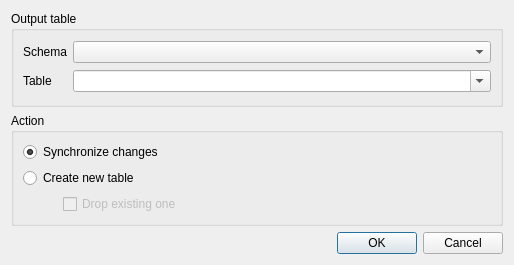
First picture: the form in python/plugins/db_manager/ui/DlgPublishTable.ui, repository peter-kolenic/QGIS, before the edit.
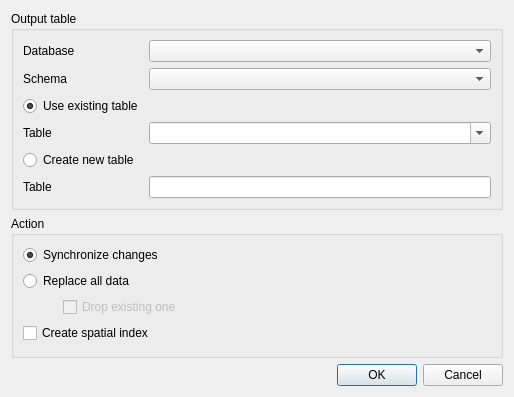
Second picture: the form after the edit.

Commit message: rozrobene - kopirovanie tabulky cez QgsVectorLayerImport.importLayer

What changed in the file:
```diff
--- a/python/plugins/db_manager/ui/DlgPublishTable.ui
+++ b/python/plugins/db_manager/ui/DlgPublishTable.ui
@@ -7,7 +7,7 @@
     <x>0</x>
     <y>0</y>
     <width>514</width>
-    <height>265</height>
+    <height>397</height>
    </rect>
   </property>
   <property name="windowTitle">
@@ -21,13 +21,30 @@
      </property>
      <layout class="QGridLayout" name="gridLayout_2">
       <item row="0" column="0">
+       <widget class="QLabel" name="label">
+        <property name="text">
+         <string>Database</string>
+        </property>
+       </widget>
+      </item>
+      <item row="5" column="0">
+       <widget class="QRadioButton" name="radCreateNewTable">
+        <property name="text">
+         <string>Create new table</string>
+        </property>
+        <attribute name="buttonGroup">
+         <string notr="true">buttonGroup</string>
+        </attribute>
+       </widget>
+      </item>
+      <item row="1" column="0">
        <widget class="QLabel" name="label_2">
         <property name="text">
          <string>Schema</string>
         </property>
        </widget>
       </item>
-      <item row="0" column="1">
+      <item row="1" column="1">
        <widget class="QComboBox" name="cboSchema">
         <property name="sizePolicy">
          <sizepolicy hsizetype="Expanding" vsizetype="Fixed">
@@ -37,14 +54,14 @@
         </property>
        </widget>
       </item>
-      <item row="1" column="0">
+      <item row="4" column="0">
        <widget class="QLabel" name="label_3">
         <property name="text">
          <string>Table</string>
         </property>
        </widget>
       </item>
-      <item row="1" column="1">
+      <item row="4" column="1">
        <widget class="QComboBox" name="cboTable">
         <property name="sizePolicy">
          <sizepolicy hsizetype="Expanding" vsizetype="Fixed">
@@ -60,6 +77,32 @@
         </property>
        </widget>
       </item>
+      <item row="0" column="1">
+       <widget class="QComboBox" name="cboDatabase"/>
+      </item>
+      <item row="2" column="0">
+       <widget class="QRadioButton" name="radUseExistingTable">
+        <property name="text">
+         <string>Use existing table</string>
+        </property>
+        <property name="checked">
+         <bool>true</bool>
+        </property>
+        <attribute name="buttonGroup">
+         <string notr="true">buttonGroup</string>
+        </attribute>
+       </widget>
+      </item>
+      <item row="6" column="1">
+       <widget class="QLineEdit" name="lineTableName"/>
+      </item>
+      <item row="6" column="0">
+       <widget class="QLabel" name="label_4">
+        <property name="text">
+         <string>Table</string>
+        </property>
+       </widget>
+      </item>
      </layout>
      <zorder>cboTable</zorder>
      <zorder>label_2</zorder>
@@ -89,7 +132,7 @@
       <item>
        <widget class="QRadioButton" name="radCreate">
         <property name="text">
-         <string>Create new table</string>
+         <string>Replace all data</string>
         </property>
         <property name="checked">
          <bool>false</bool>
@@ -126,6 +169,13 @@
         </item>
        </layout>
       </item>
+      <item>
+       <widget class="QCheckBox" name="chkSpatialIndex">
+        <property name="text">
+         <string>Create spatial index</string>
+        </property>
+       </widget>
+      </item>
      </layout>
     </widget>
    </item>
```
Left out of the diff: 9 changed lines with no effect on the pictures. The commit also changes 2 other files.
